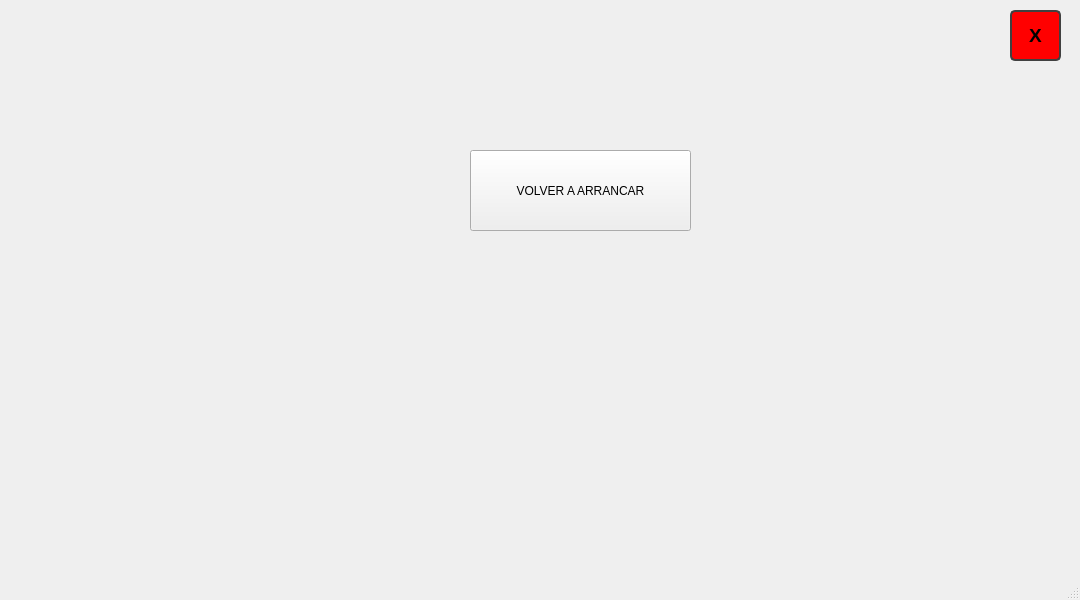
Qt form mainwindow.ui (WenceslaoFB/InterfazAGV_QT) before a commit.
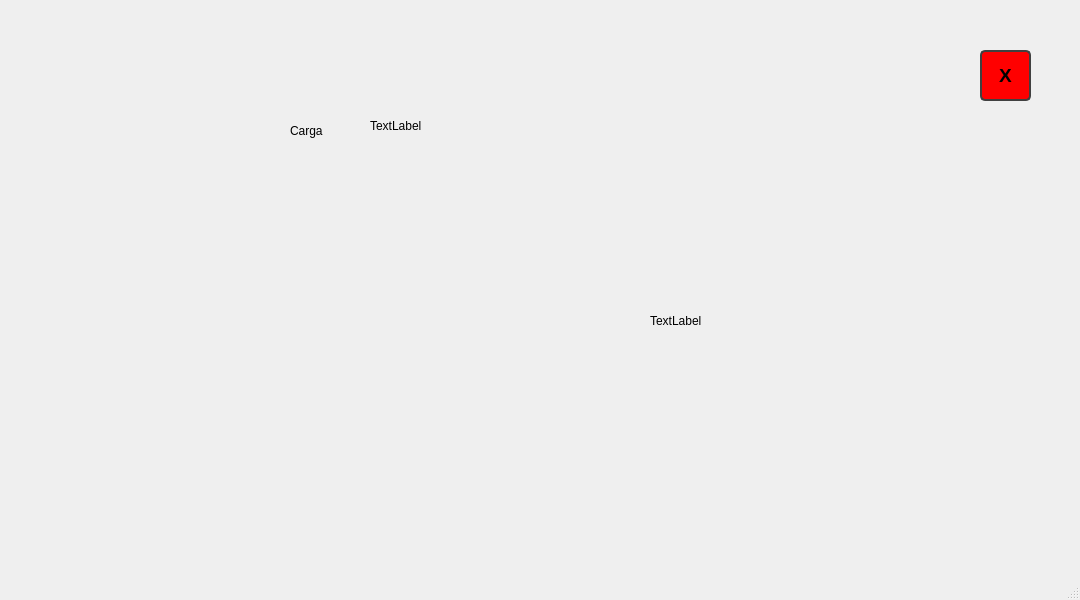
The same form after that commit.

Commit message: funcion de carga de bat

Diff of the .ui file:
```diff
--- a/mainwindow.ui
+++ b/mainwindow.ui
@@ -24,7 +24,7 @@
      </rect>
     </property>
     <property name="currentIndex">
-     <number>7</number>
+     <number>8</number>
     </property>
     <widget class="QWidget" name="CONTROL">
      <widget class="QTabWidget" name="tabWidget">
@@ -4105,6 +4105,83 @@
       </property>
      </widget>
     </widget>
+    <widget class="QWidget" name="CARGA">
+     <widget class="QPushButton" name="back_but_CARGA">
+      <property name="geometry">
+       <rect>
+        <x>970</x>
+        <y>50</y>
+        <width>51</width>
+        <height>51</height>
+       </rect>
+      </property>
+      <property name="font">
+       <font>
+        <pointsize>14</pointsize>
+        <bold>true</bold>
+       </font>
+      </property>
+      <property name="styleSheet">
+       <string notr="true">QPushButton {
+		
+	
+	
+	background-color: rgb(255, 0, 0);
+	   color: rgb(0, 0, 0);   
+       border: 2px solid rgb(64, 64, 64);
+       border-radius: 5px;
+    }
+
+    QPushButton:pressed {
+	color: rgb(255, 255, 255);
+	
+	background-color: rgb(122, 0, 0);
+    }</string>
+      </property>
+      <property name="text">
+       <string>X</string>
+      </property>
+     </widget>
+     <widget class="QLabel" name="label_35">
+      <property name="geometry">
+       <rect>
+        <x>280</x>
+        <y>110</y>
+        <width>81</width>
+        <height>41</height>
+       </rect>
+      </property>
+      <property name="text">
+       <string>Carga</string>
+      </property>
+     </widget>
+     <widget class="QLabel" name="label_carga_bat">
+      <property name="geometry">
+       <rect>
+        <x>360</x>
+        <y>100</y>
+        <width>81</width>
+        <height>51</height>
+       </rect>
+      </property>
+      <property name="text">
+       <string>TextLabel</string>
+      </property>
+     </widget>
+     <widget class="QLabel" name="label_37">
+      <property name="geometry">
+       <rect>
+        <x>640</x>
+        <y>290</y>
+        <width>131</width>
+        <height>61</height>
+       </rect>
+      </property>
+      <property name="text">
+       <string>TextLabel</string>
+      </property>
+     </widget>
+    </widget>
    </widget>
   </widget>
   <widget class="QMenuBar" name="menubar">
```
Left out of the diff: 59 changed lines with no effect on the pictures. The commit also changes 3 other files.
